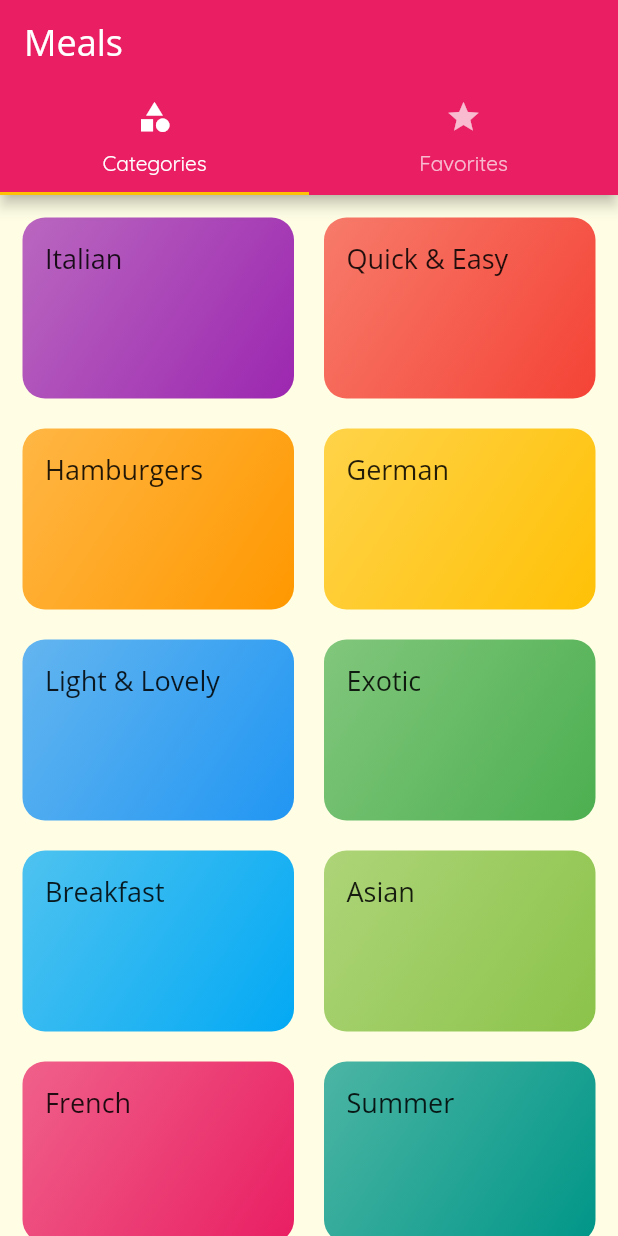
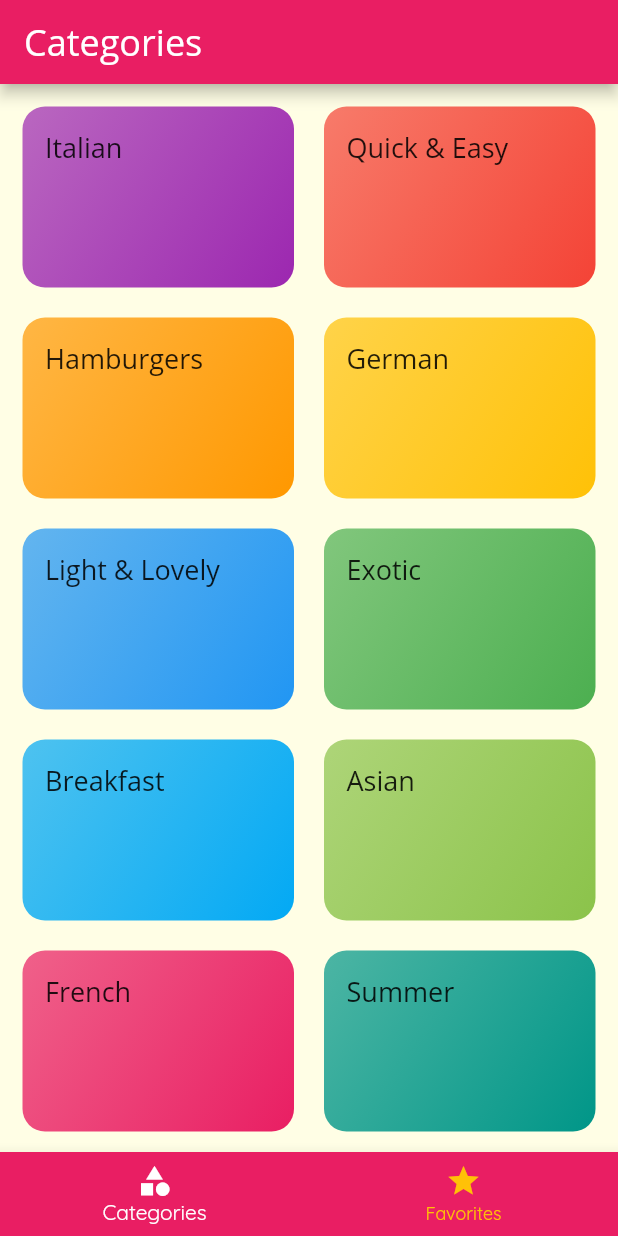
Before and after one commit to boilinux/flutter-meals, a Flutter app: the screen it shows after launch, on a phone screen of 412 x 824 dp. Run offline on Flutter 3.47's test engine with Material 2 defaults, Android fonts, the light colour scheme and no system bars.

Commit message:
Add bottom tab bar.

```diff
--- a/lib/main.dart
+++ b/lib/main.dart
@@ -4,6 +4,7 @@ import 'widgets/screen/main/main_category.dart';
 import 'widgets/screen/display/display_category_meals.dart';
 import 'widgets/screen/display/full_content/display_full_details_meal.dart';
 import 'widgets/screen/display/tab/display_tab.dart';
+import 'widgets/screen/display/tab/display_bottom_tab.dart';
 
 void main() {
   runApp(MyApp());
@@ -50,7 +51,8 @@ class MyApp extends StatelessWidget {
                 )),
       ),
       routes: {
-        '/': (ctx) => DisplayTab(),
+        // '/': (ctx) => DisplayTab(),
+        '/': (ctx) => DisplayBottommTab(),
         DisplayCategoryMeals.routeName: (ctx) => DisplayCategoryMeals(),
         DisplayFullDetailsMeal.routeName: (ctx) => DisplayFullDetailsMeal(),
       },
--- /dev/null
+++ b/lib/widgets/screen/display/tab/display_bottom_tab.dart
@@ -0,0 +1,61 @@
+import 'package:flutter/material.dart';
+
+import '../../main/main_category.dart';
+import './tab_favorites.dart';
+
+class DisplayBottommTab extends StatefulWidget {
+  const DisplayBottommTab({Key? key}) : super(key: key);
+
+  @override
+  _DisplayBottommTabState createState() => _DisplayBottommTabState();
+}
+
+class _DisplayBottommTabState extends State<DisplayBottommTab> {
+  final List _pages = [
+    {
+      'page': MainCategory(),
+      'title': 'Categories',
+    },
+    {
+      'page': TabFavorites(),
+      'title': 'Your Favorites',
+    },
+  ];
+
+  int _selectedPageIndex = 0;
+
+  void _selectPage(int index) {
+    setState(() {
+      _selectedPageIndex = index;
+    });
+  }
+
+  @override
+  Widget build(BuildContext context) {
+    return Scaffold(
+      appBar: AppBar(
+        title: Text(_pages[_selectedPageIndex]['title']),
+      ),
+      body: _pages[_selectedPageIndex]['page'],
+      bottomNavigationBar: BottomNavigationBar(
+          onTap: _selectPage,
+          backgroundColor: Theme.of(context).primaryColor,
+          unselectedItemColor: Theme.of(context).accentColor,
+          selectedItemColor: Colors.white,
+          currentIndex: _selectedPageIndex,
+          // type: BottomNavigationBarType.shifting,
+          items: [
+            BottomNavigationBarItem(
+              backgroundColor: Theme.of(context).primaryColor,
+              icon: Icon(Icons.category),
+              label: 'Categories',
+            ),
+            BottomNavigationBarItem(
+              backgroundColor: Theme.of(context).primaryColor,
+              icon: Icon(Icons.star),
+              label: 'Favorites',
+            ),
+          ]),
+    );
+  }
+}
--- a/lib/widgets/screen/main/main_category.dart
+++ b/lib/widgets/screen/main/main_category.dart
@@ -1,17 +1,12 @@
 import '../../item/category_item.dart';
 import 'package:flutter/material.dart';
 
-import '../../../models/category.dart';
 import '../../../models/dummy_data.dart';
 
 class MainCategory extends StatelessWidget {
   @override
   Widget build(BuildContext context) {
-    return Scaffold(
-      // appBar: AppBar(
-      //   title: const Text('Meals'),
-      // ),
-      body: GridView(
+    return GridView(
       padding: EdgeInsets.all(15),
       gridDelegate: SliverGridDelegateWithMaxCrossAxisExtent(
         maxCrossAxisExtent: 200,
@@ -22,7 +17,6 @@ class MainCategory extends StatelessWidget {
       children: DUMMY_CATEGORIES.map((e) {
         return CategoryItem(id: e.id, title: e.title, color: e.color);
       }).toList(),
-      ),
     );
   }
 }
```
Lines whose indentation alone changed are shown as unchanged.
